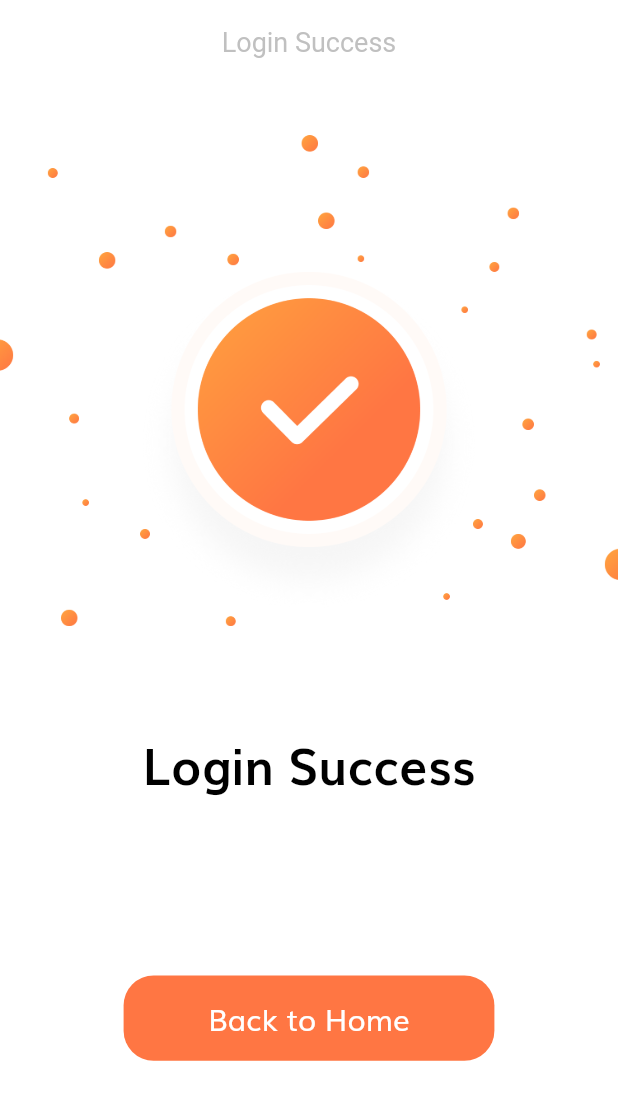
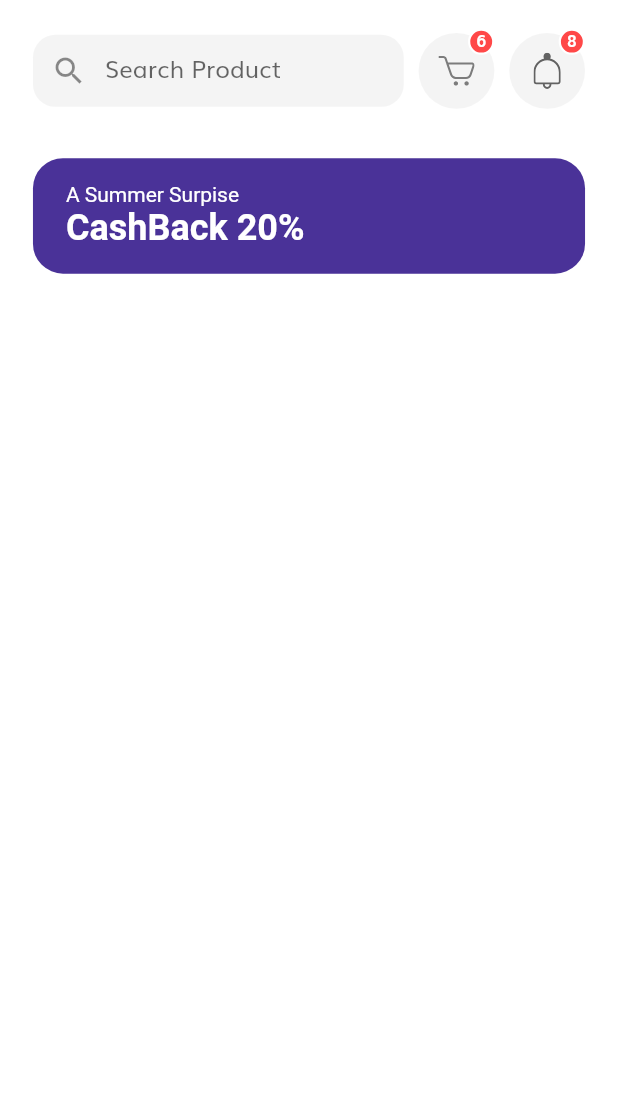
Before and after one commit to TNNam1408/Ecommerce_UI, a Flutter app: the LoginSuccessScreen screen opened by its route, after a tap on "Back to Home", on a phone screen of 412 x 824 dp. Shown: the top 1100 px of the screen. Run offline on Flutter 3.47's test engine with Material 2 defaults, Android fonts, the phone set to English and light mode, and no system bars; our stand-ins replace flutter_svg.

Commit message:
5 commit

```diff
--- a/lib/routs.dart
+++ b/lib/routs.dart
@@ -1,5 +1,6 @@
 import 'package:ecommerce_ui/screen/complete_profile/complete_profile_screen.dart';
 import 'package:ecommerce_ui/screen/forgot_password/forgot_password_screen.dart';
+import 'package:ecommerce_ui/screen/home/home_screen.dart';
 import 'package:ecommerce_ui/screen/login_success/login_success_screen.dart';
 import 'package:ecommerce_ui/screen/otp/otp_screen.dart';
 import 'package:ecommerce_ui/screen/sign_in/sign_in_screen.dart';
@@ -17,5 +18,5 @@ final Map<String,WidgetBuilder> routers = {
   SignUpScreen.routeName: (context)=> const SignUpScreen(),
   CompleteProfileScreen.routeName: (context)=>const CompleteProfileScreen(),
   OtpScreen.routeName: (context)=> const OtpScreen(),
-  //
+  Home.routeName: (context)=> const Home(),
 };
--- /dev/null
+++ b/lib/screen/home/conponents/body.dart
@@ -0,0 +1,40 @@
+import 'package:ecommerce_ui/constants.dart';
+import 'package:ecommerce_ui/screen/home/conponents/search_field.dart';
+import 'package:ecommerce_ui/size_config.dart';
+import 'package:flutter/cupertino.dart';
+import 'package:flutter/material.dart';
+import 'package:flutter_svg/svg.dart';
+
+import 'discount_banner.dart';
+import 'home_header.dart';
+import 'icon_btn_with_counter.dart';
+
+class Body extends StatelessWidget {
+  const Body({Key? key}) : super(key: key);
+
+  @override
+  Widget build(BuildContext context) {
+    return SafeArea(
+      child: SingleChildScrollView(
+        child: Column(
+          children: [
+            SizedBox(height: getProPortionateScreenWight(20)),
+            const HomeHeader(),
+            SizedBox(height: getProPortionateScreenWight(30)),
+            const DiscountBanner(),
+            const Categories(),
+          ],
+        ),
+      ),
+    );
+  }
+}
+
+class Categories extends StatelessWidget {
+  const Categories({Key? key}) : super(key: key);
+
+  @override
+  Widget build(BuildContext context) {
+    return Container();
+  }
+}
--- /dev/null
+++ b/lib/screen/home/conponents/discount_banner.dart
@@ -0,0 +1,38 @@
+import 'package:flutter/material.dart';
+
+import '../../../size_config.dart';
+
+class DiscountBanner extends StatelessWidget {
+  const DiscountBanner({Key? key}) : super(key: key);
+
+  @override
+  Widget build(BuildContext context) {
+    return Container(
+      margin: EdgeInsets.symmetric(
+        horizontal: getProPortionateScreenWight(20),
+      ),
+      padding: EdgeInsets.symmetric(
+        horizontal: getProPortionateScreenWight(20),
+        vertical: getProPortionateScreenWight(15),
+      ),
+      width: double.infinity,
+      // height: 90,
+      decoration: BoxDecoration(
+        color: const Color(0xFF4A3298),
+        borderRadius: BorderRadius.circular(20),
+      ),
+      child: const Text.rich(
+        TextSpan(
+          text: "A Summer Surpise\n",
+          style: TextStyle(color: Colors.white),
+          children: [
+            TextSpan(
+              text: "CashBack 20%",
+              style: TextStyle(fontSize: 24, fontWeight: FontWeight.bold),
+            ),
+          ],
+        ),
+      ),
+    );
+  }
+}
--- /dev/null
+++ b/lib/screen/home/conponents/home_header.dart
@@ -0,0 +1,33 @@
+import 'package:ecommerce_ui/screen/home/conponents/search_field.dart';
+import 'package:flutter/material.dart';
+
+import '../../../size_config.dart';
+import 'icon_btn_with_counter.dart';
+
+class HomeHeader extends StatelessWidget {
+  const HomeHeader({Key? key}) : super(key: key);
+
+  @override
+  Widget build(BuildContext context) {
+    return Padding(
+      padding: EdgeInsets.symmetric(
+          horizontal: getProPortionateScreenWight(20)),
+      child: Row(
+        mainAxisAlignment: MainAxisAlignment.spaceBetween,
+        children: [
+          const SearchField(),
+          IconBtnWithCounter(
+            press: (){},
+            svgSrc: "assets/icons/Cart Icon.svg",
+            numOfItems: 6,
+          ),
+          IconBtnWithCounter(
+            press: (){},
+            svgSrc: "assets/icons/Bell.svg",
+            numOfItems: 8,
+          ),
+        ],
+      ),
+    );
+  }
+}
--- /dev/null
+++ b/lib/screen/home/conponents/icon_btn_with_counter.dart
@@ -0,0 +1,59 @@
+import 'package:flutter/material.dart';
+import 'package:flutter_svg/svg.dart';
+
+import '../../../constants.dart';
+import '../../../size_config.dart';
+class IconBtnWithCounter extends StatelessWidget {
+  const IconBtnWithCounter({Key? key, required this.svgSrc,this.numOfItems = 0, required this.press}) : super(key: key);
+  final String svgSrc;
+  final int numOfItems;
+  final GestureTapCallback press;
+  @override
+  Widget build(BuildContext context) {
+    return InkWell(
+      onTap: press,
+      borderRadius: BorderRadius.circular(50),
+      child: Stack(
+        clipBehavior: Clip.none,
+        children: [
+          Container(
+            padding:
+            EdgeInsets.all(getProPortionateScreenWight(12)),
+            height: getProPortionateScreenWight(46),
+            width: getProPortionateScreenWight(46),
+            decoration: BoxDecoration(
+              color: kSecondDaryColor.withOpacity(0.1),
+              shape: BoxShape.circle,
+            ),
+            child: SvgPicture.asset(svgSrc),
+          ),
+          if(numOfItems != 0)
+            Positioned(
+              top: -3,
+              right: 0,
+              child: Container(
+                height: getProPortionateScreenWight(16),
+                width: getProPortionateScreenWight(16),
+                decoration: BoxDecoration(
+                  color: const Color(0xFFFF4848),
+                  shape: BoxShape.circle,
+                  border: Border.all(width: 1.5, color: Colors.white),
+                ),
+                child: Center(
+                  child: Text(
+                    "$numOfItems",
+                    style: TextStyle(
+                      fontSize: getProPortionateScreenWight(10),
+                      height: 1,
+                      color: Colors.white,
+                      fontWeight: FontWeight.w600,
+                    ),
+                  ),
+                ),
+              ),
+            ),
+        ],
+      ),
+    );
+  }
+}
--- /dev/null
+++ b/lib/screen/home/conponents/search_field.dart
@@ -0,0 +1,33 @@
+import 'package:flutter/material.dart';
+
+import '../../../constants.dart';
+import '../../../size_config.dart';
+class SearchField extends StatelessWidget {
+  const SearchField({Key? key}) : super(key: key);
+
+  @override
+  Widget build(BuildContext context) {
+    return Container(
+      width: SizeConfig.screenWidth! * 0.6,
+      decoration: BoxDecoration(
+        color: kSecondDaryColor.withOpacity(0.1),
+        borderRadius: BorderRadius.circular(15),
+      ),
+      child: TextField(
+        onChanged: (value) {
+          //Search value
+        },
+        decoration: InputDecoration(
+          enabledBorder: InputBorder.none,
+          focusedBorder: InputBorder.none,
+          hintText: "Search Product",
+          prefixIcon: const Icon(Icons.search),
+          contentPadding: EdgeInsets.symmetric(
+            horizontal: getProPortionateScreenWight(20),
+            vertical: getProPortionateScreenWight(9),
+          ),
+        ),
+      ),
+    );
+  }
+}
--- /dev/null
+++ b/lib/screen/home/home_screen.dart
@@ -0,0 +1,13 @@
+import 'package:ecommerce_ui/screen/home/conponents/body.dart';
+import 'package:flutter/material.dart';
+
+class Home extends StatelessWidget {
+  const Home({Key? key}) : super(key: key);
+  static String routeName = "/home";
+  @override
+  Widget build(BuildContext context) {
+    return const Scaffold(
+      body: Body(),
+    );
+  }
+}
--- a/lib/screen/login_success/conponents/body.dart
+++ b/lib/screen/login_success/conponents/body.dart
@@ -1,4 +1,5 @@
 import 'package:ecommerce_ui/components/default_button.dart';
+import 'package:ecommerce_ui/screen/home/home_screen.dart';
 import 'package:ecommerce_ui/size_config.dart';
 import 'package:flutter/cupertino.dart';
 import 'package:flutter/material.dart';
@@ -28,7 +29,7 @@ class Body extends StatelessWidget {
           width: SizeConfig.screenWidth! * 0.6,
           child: DefaultButton(
             text: "Back to Home",
-            press: (){},
+            press: ()=> Navigator.pushNamed(context, Home.routeName),
           ),
         ),
         const Spacer(),
```
